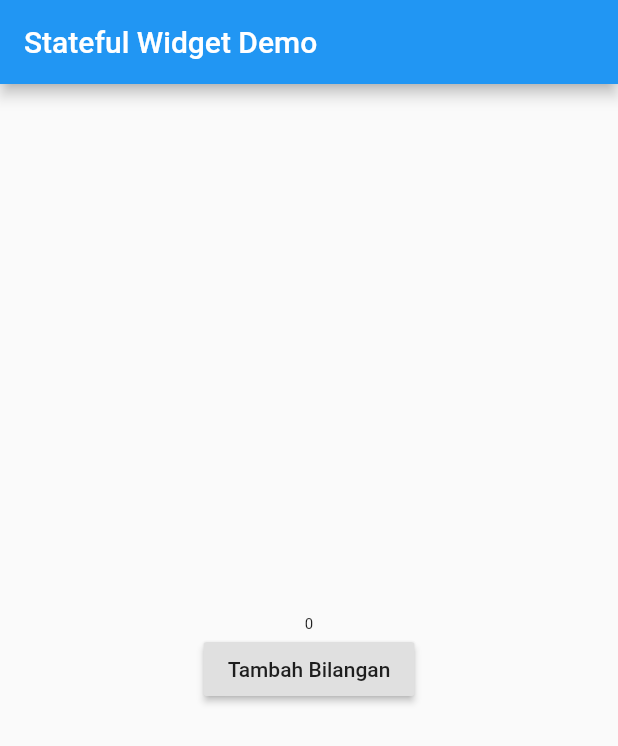
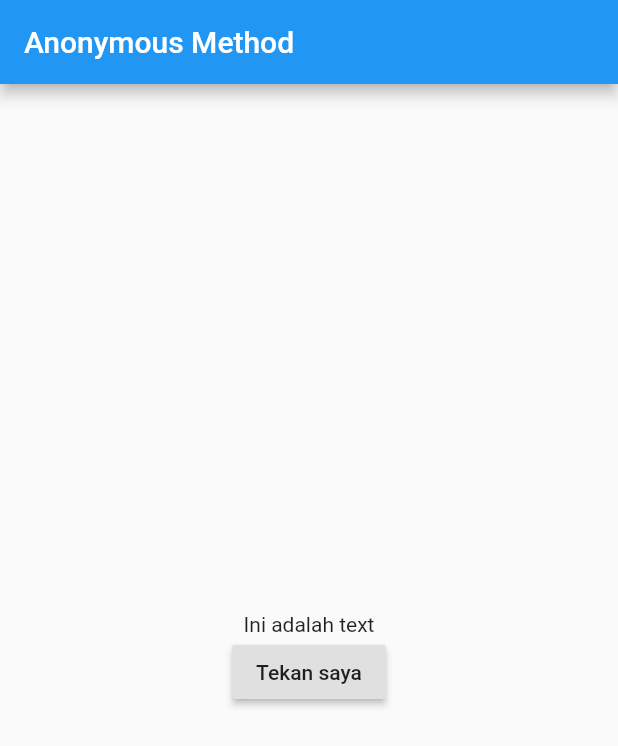
Before and after one commit to abuazis/Flutter-App-Tutorial, a Flutter app: the screen it shows after launch, on a phone screen of 412 x 824 dp. Shown: the top 746 px of the screen. Run offline on Flutter 3.47's test engine with Material 2 defaults, Android fonts, the phone set to English and light mode, and no system bars.

Commit message:
06-anonymous-method-flutter

```diff
--- a/lib/main.dart
+++ b/lib/main.dart
@@ -8,31 +8,26 @@ class MyApp extends StatefulWidget {
 }
 
 class _MyAppState extends State<MyApp> {
-  int number = 0;
-
-  void tekanTombol() {
-    setState(() {
-      number += 1;
-    });
-  }
+  String message = "Ini adalah text";
 
   @override
   Widget build(BuildContext context) {
     return MaterialApp(
       home: Scaffold(
-        appBar: AppBar(title: Text("Stateful Widget Demo")),
+        appBar: AppBar(title: Text("Anonymous Method")),
         body: Center(
           child: Column(
             mainAxisAlignment: MainAxisAlignment.center,
             children: <Widget>[
-              Text(
-                number.toString(),
-                style: TextStyle(fontSize: 10 + number.toDouble()),
-              ),
+              Text(message),
               RaisedButton(
-                child: Text("Tambah Bilangan"),
-                onPressed: tekanTombol,
-              ),
+                child: Text("Tekan saya"),
+                onPressed: () {
+                  setState(() {
+                    message = "Tombol sudah ditekan";
+                  });
+                },
+              )
             ],
           ),
         ),
```
